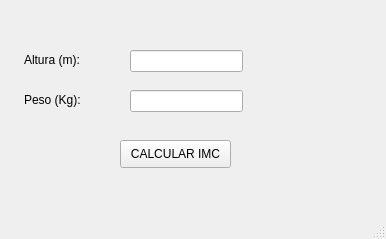
Qt form Programas/U3_Clase/P1_UI_to_Python/P3_Calcula_IMC.ui (NEUTRALDUST21/PIP_2024_3_Eq_Maciel) before a commit.
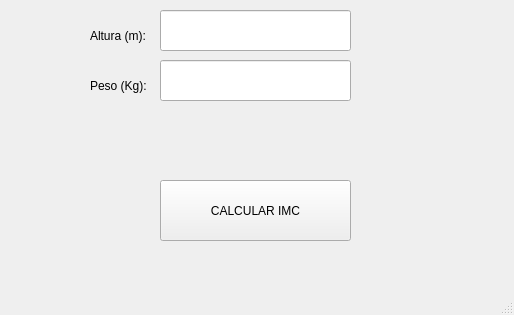
The same form after that commit.

The edit to the form file:
```diff
--- a/Programas/U3_Clase/P1_UI_to_Python/P3_Calcula_IMC.ui
+++ b/Programas/U3_Clase/P1_UI_to_Python/P3_Calcula_IMC.ui
@@ -6,21 +6,56 @@
    <rect>
     <x>0</x>
     <y>0</y>
-    <width>386</width>
-    <height>239</height>
+    <width>514</width>
+    <height>315</height>
    </rect>
   </property>
   <property name="windowTitle">
    <string>MainWindow</string>
   </property>
   <widget class="QWidget" name="centralwidget">
+   <widget class="QPushButton" name="btn_calcular">
+    <property name="geometry">
+     <rect>
+      <x>160</x>
+      <y>180</y>
+      <width>191</width>
+      <height>61</height>
+     </rect>
+    </property>
+    <property name="text">
+     <string>CALCULAR IMC</string>
+    </property>
+   </widget>
+   <widget class="QLineEdit" name="txt_altura">
+    <property name="geometry">
+     <rect>
+      <x>160</x>
+      <y>10</y>
+      <width>191</width>
+      <height>41</height>
+     </rect>
+    </property>
+    <property name="font">
+     <font>
+      <pointsize>12</pointsize>
+      <bold>true</bold>
+     </font>
+    </property>
+    <property name="text">
+     <string/>
+    </property>
+    <property name="alignment">
+     <set>Qt::AlignCenter</set>
+    </property>
+   </widget>
    <widget class="QLabel" name="label">
     <property name="geometry">
      <rect>
-      <x>24</x>
-      <y>50</y>
-      <width>71</width>
-      <height>20</height>
+      <x>90</x>
+      <y>20</y>
+      <width>61</width>
+      <height>31</height>
      </rect>
     </property>
     <property name="text">
@@ -30,53 +65,36 @@
    <widget class="QLabel" name="label_2">
     <property name="geometry">
      <rect>
-      <x>24</x>
-      <y>90</y>
+      <x>90</x>
+      <y>70</y>
       <width>71</width>
-      <height>20</height>
+      <height>31</height>
      </rect>
     </property>
     <property name="text">
      <string>Peso (Kg):</string>
     </property>
    </widget>
-   <widget class="QLineEdit" name="txt_altura">
-    <property name="geometry">
-     <rect>
-      <x>130</x>
-      <y>50</y>
-      <width>113</width>
-      <height>22</height>
-     </rect>
-    </property>
-    <property name="text">
-     <string/>
-    </property>
-   </widget>
    <widget class="QLineEdit" name="txt_peso">
     <property name="geometry">
      <rect>
-      <x>130</x>
-      <y>90</y>
-      <width>113</width>
-      <height>22</height>
+      <x>160</x>
+      <y>60</y>
+      <width>191</width>
+      <height>41</height>
      </rect>
     </property>
+    <property name="font">
+     <font>
+      <pointsize>12</pointsize>
+      <bold>true</bold>
+     </font>
+    </property>
     <property name="text">
      <string/>
     </property>
-   </widget>
-   <widget class="QPushButton" name="btn_calcular">
-    <property name="geometry">
-     <rect>
-      <x>120</x>
-      <y>140</y>
-      <width>111</width>
-      <height>28</height>
-     </rect>
-    </property>
-    <property name="text">
-     <string>CALCULAR IMC</string>
+    <property name="alignment">
+     <set>Qt::AlignCenter</set>
     </property>
    </widget>
   </widget>
```
Left out of the diff: 4 changed lines with no effect on the pictures.
